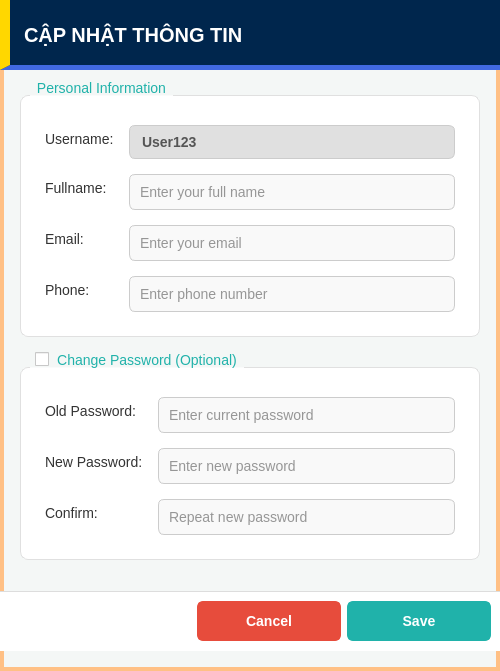
Before: the Qt Designer form src/components/dialogs/user/userupdateinfo.ui in DamPhuQuy/Scientific-Article-Management, drawn with Qt 5.
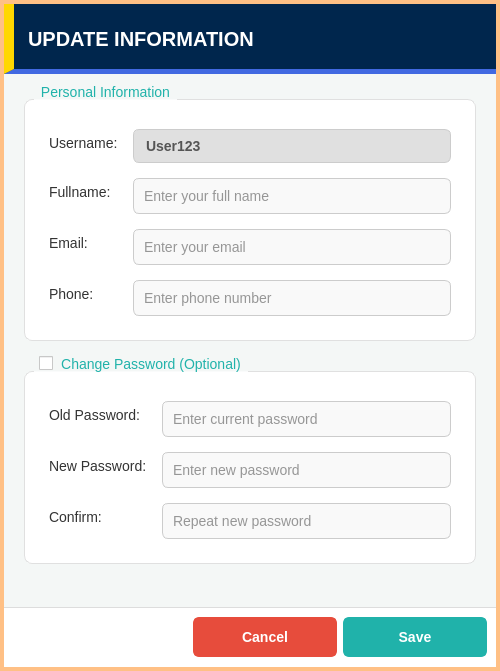
After: the same form once the commit is applied.

```diff
--- a/src/components/dialogs/user/userupdateinfo.ui
+++ b/src/components/dialogs/user/userupdateinfo.ui
@@ -130,16 +130,16 @@
     <number>0</number>
    </property>
    <property name="leftMargin">
-    <number>0</number>
+    <number>4</number>
    </property>
    <property name="topMargin">
-    <number>0</number>
+    <number>4</number>
    </property>
    <property name="rightMargin">
-    <number>0</number>
+    <number>4</number>
    </property>
    <property name="bottomMargin">
-    <number>20</number>
+    <number>4</number>
    </property>
    <item>
     <widget class="QWidget" name="headerContainer" native="true">
@@ -156,7 +156,7 @@
          <string notr="true">color:#ffffff;font-weight:900;font-size:20px;background:transparent;padding-left:10px;</string>
         </property>
         <property name="text">
-         <string>CẬP NHẬT THÔNG TIN</string>
+         <string>UPDATE INFORMATION</string>
         </property>
         <property name="alignment">
          <set>Qt::AlignmentFlag::AlignLeading|Qt::AlignmentFlag::AlignLeft|Qt::AlignmentFlag::AlignVCenter</set>
```
